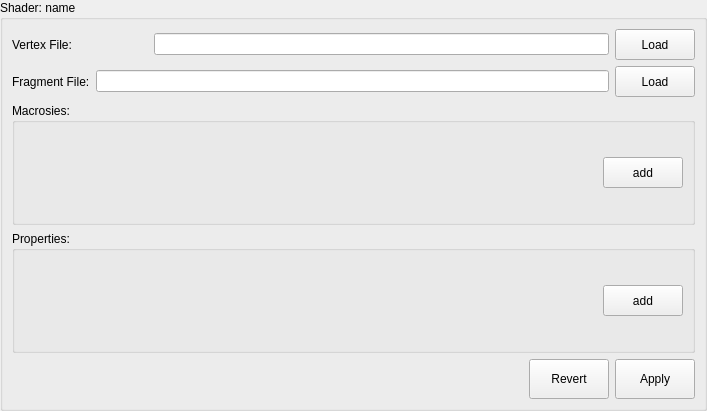
The window that Editor/Sources/PropertyViews/ShaderView.ui (maxon887/Cross) describes before a commit, drawn with Qt 5.
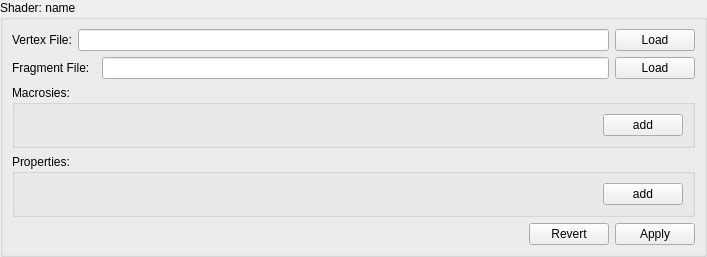
The same window after the commit. Custom widgets are drawn as their Qt base class.

Commit message: label fixed size in ShaderView

Patch:
```diff
--- a/Editor/Sources/PropertyViews/ShaderView.ui
+++ b/Editor/Sources/PropertyViews/ShaderView.ui
@@ -7,7 +7,7 @@
     <x>0</x>
     <y>0</y>
     <width>707</width>
-    <height>411</height>
+    <height>248</height>
    </rect>
   </property>
   <property name="windowTitle">
@@ -43,23 +43,11 @@
         <item>
          <widget class="QLabel" name="vertexLabel">
           <property name="sizePolicy">
-           <sizepolicy hsizetype="Fixed" vsizetype="Preferred">
+           <sizepolicy hsizetype="Preferred" vsizetype="Preferred">
             <horstretch>0</horstretch>
             <verstretch>0</verstretch>
            </sizepolicy>
           </property>
-          <property name="minimumSize">
-           <size>
-            <width>136</width>
-            <height>0</height>
-           </size>
-          </property>
-          <property name="maximumSize">
-           <size>
-            <width>16777215</width>
-            <height>16777215</height>
-           </size>
-          </property>
           <property name="text">
            <string>Vertex File:</string>
           </property>
@@ -88,7 +76,7 @@
         <item>
          <widget class="QLabel" name="fragmentLabel">
           <property name="text">
-           <string>Fragment File:</string>
+           <string>Fragment File:  </string>
           </property>
          </widget>
         </item>
```
The commit also changes 2 other files.
